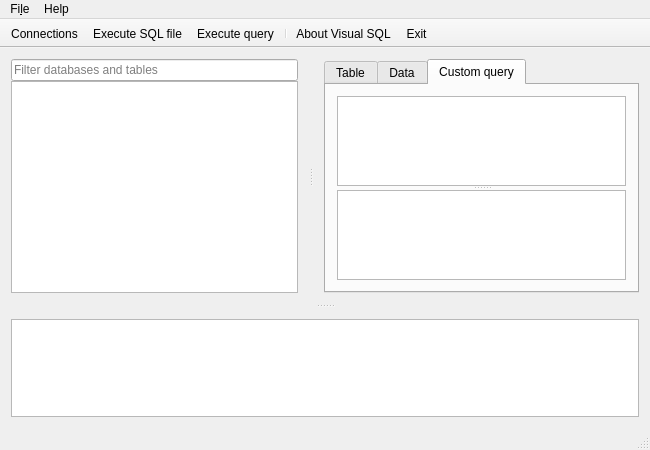
Qt form mainwindow.ui (kilab/qt-sqlmanager) before a commit.
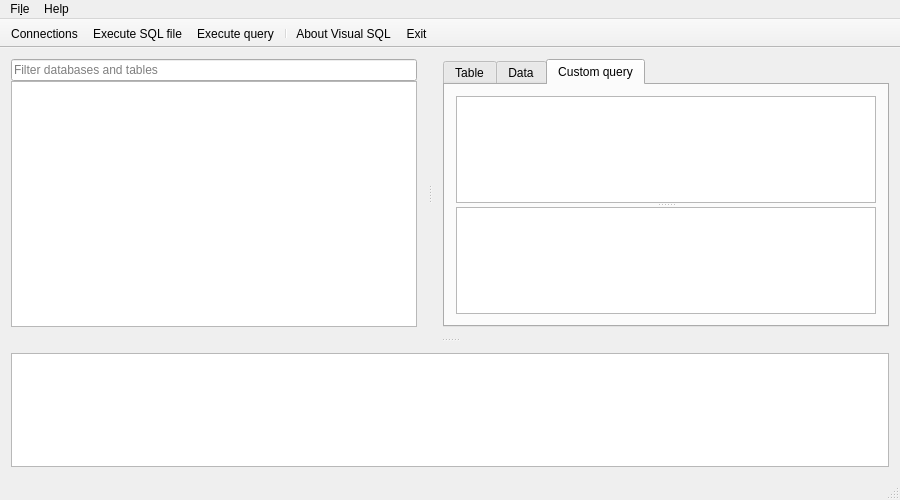
The same form after that commit. The open tabs and pages were chosen to show the change. Icons and pictures are not drawn.

```diff
--- a/mainwindow.ui
+++ b/mainwindow.ui
@@ -6,8 +6,8 @@
    <rect>
     <x>0</x>
     <y>0</y>
-    <width>650</width>
-    <height>450</height>
+    <width>900</width>
+    <height>500</height>
    </rect>
   </property>
   <property name="sizePolicy">
@@ -242,7 +242,20 @@
                  <enum>Qt::DefaultContextMenu</enum>
                 </property>
                </widget>
-               <widget class="QTableView" name="DataTable_CustomQuery"/>
+               <widget class="QTableView" name="DataTable_CustomQuery">
+                <property name="selectionMode">
+                 <enum>QAbstractItemView::SingleSelection</enum>
+                </property>
+                <property name="selectionBehavior">
+                 <enum>QAbstractItemView::SelectRows</enum>
+                </property>
+                <property name="sortingEnabled">
+                 <bool>true</bool>
+                </property>
+                <attribute name="verticalHeaderVisible">
+                 <bool>false</bool>
+                </attribute>
+               </widget>
               </widget>
              </item>
             </layout>
@@ -299,7 +312,7 @@
     <rect>
      <x>0</x>
      <y>0</y>
-     <width>650</width>
+     <width>900</width>
      <height>28</height>
     </rect>
    </property>
```
Left out of the diff: 10 changed lines with no effect on the pictures.
